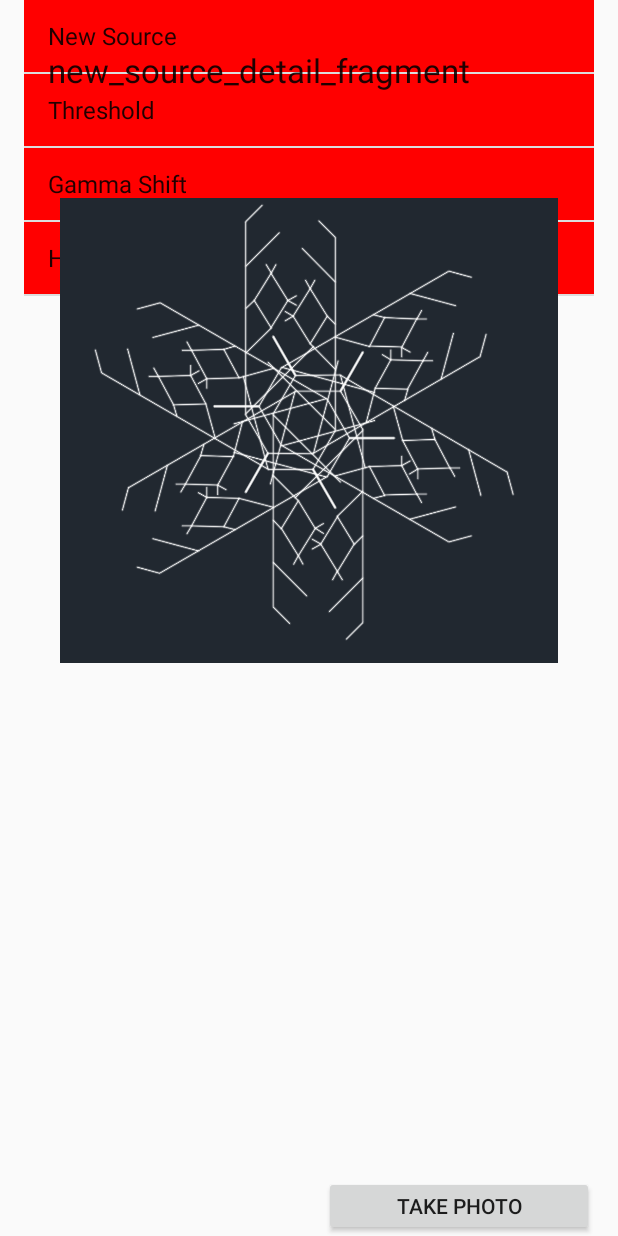
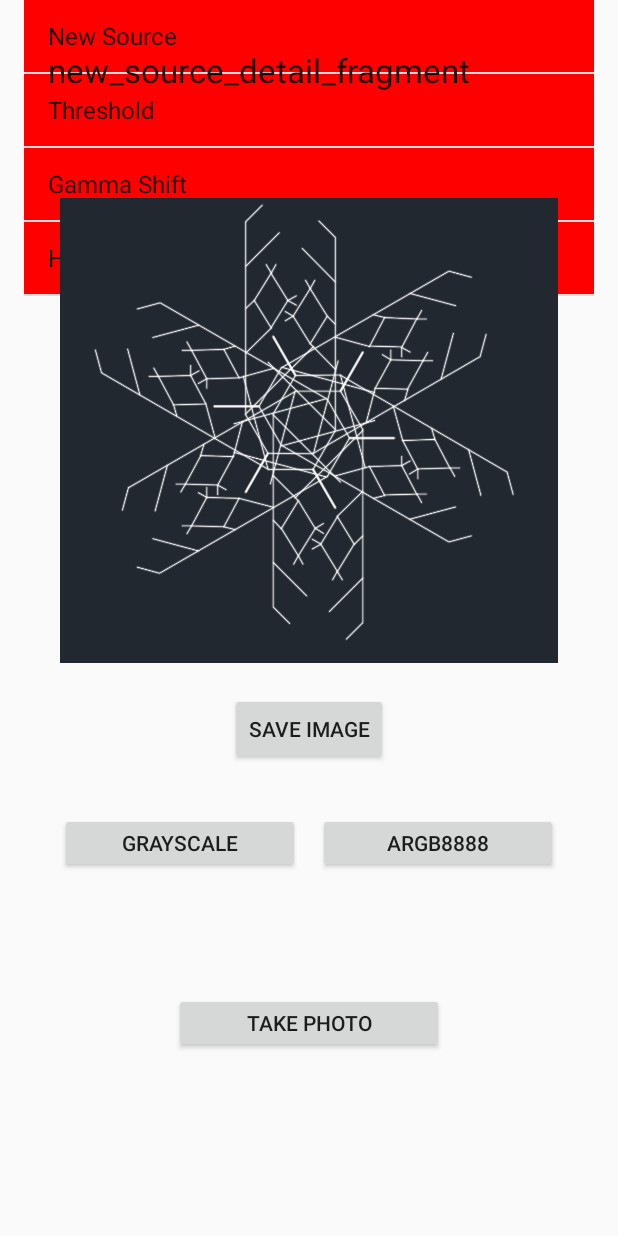
Before and after one commit to alexanderyshi/IVPSuite, an Android app: the fragment NewSource placed in its activity, on a phone screen of 412 x 824 dp. Run offline under Robolectric (Android 15) with nearby library versions, the phone set to English and light mode, and no system bars; 2 statements that could not run were skipped.

Commit message:
passing int[] arrays to child activities to prevent repetitive file decoding
added buttons to allow saving of images between fragments

```diff
--- a/app/src/main/java/ayshi/ivpsuite/ImageHandler.java
+++ b/app/src/main/java/ayshi/ivpsuite/ImageHandler.java
@@ -1,8 +1,8 @@
 package ayshi.ivpsuite;
 
 import android.graphics.Bitmap;
+import android.graphics.BitmapFactory;
 import android.os.Bundle;
-import android.os.Environment;
 import android.util.Log;
 import android.view.LayoutInflater;
 import android.view.View;
@@ -10,9 +10,6 @@ import android.view.ViewGroup;
 import android.widget.ImageView;
 
 import java.io.File;
-import java.io.IOException;
-import java.text.SimpleDateFormat;
-import java.util.Date;
 
 /**
  * Created by alexa_000 on 2015-03-08.
@@ -22,9 +19,15 @@ public class ImageHandler extends android.app.Fragment implements View.OnClickLi
     ImageView imagePreview;
     File imageSourceFile;
     String imageSourcePath;
-    Bitmap imageSource;
+    Bitmap previewBitmap;
+    private int[] byteArray;
+    private int imageWidth;
+    private int imageHeight;
+    private Bitmap.Config config;
 
     //TODO: method to save current Bitmap in ItemListActivity instance into a non-volatile file
+    //TODO: histogram generation
+    //TODO: export as JPEG to file system
 
     public ImageHandler(){};
 
@@ -32,11 +35,26 @@ public class ImageHandler extends android.app.Fragment implements View.OnClickLi
     public void onCreate(Bundle savedInstanceState) {
         super.onCreate(savedInstanceState);
         Log.e(ARG_ITEM_ID, "onCreate");
+        // get the imagePath to use for the live preview
+        if (getArguments().containsKey("sourceImagePath")) {
+            imageSourcePath = getArguments().getString("sourceImagePath");
+        }
+        // get the byteArray to use for the live preview
+        if (getArguments().containsKey("byteArray")){
+            byteArray = getArguments().getIntArray("byteArray");
+        }
     }
 
     @Override
     public View onCreateView(LayoutInflater inflater, ViewGroup container, Bundle savedInstanceState) {
         Log.e(ARG_ITEM_ID, "onCreateView");
+
+        if (byteArray != null) {
+            imageWidth = ((ItemListActivity) getActivity()).getImageWidth();
+            imageHeight = ((ItemListActivity) getActivity()).getImageHeight();
+            config = ((ItemListActivity) getActivity()).getBitmapConfig();
+            previewBitmap = Bitmap.createBitmap(byteArray, imageWidth, imageHeight, config);
+        }
         return super.onCreateView(inflater, container, savedInstanceState);
     }
 
@@ -44,7 +62,6 @@ public class ImageHandler extends android.app.Fragment implements View.OnClickLi
     public void onClick(View v) {
 
     }
-
 
     public Bitmap threshold(Bitmap image, int levels){
         Log.e("ImageHandler", "thresholding down " + levels + " levels");
@@ -70,4 +87,25 @@ public class ImageHandler extends android.app.Fragment implements View.OnClickLi
         return image;
     }
 
+    public Bitmap ARGBtoGrayScale(Bitmap image){
+        Log.e("ImageHandler", "creating pseudo grayscale");
+
+        int[] byteArray = new int[image.getWidth() * image.getHeight()];
+        image.getPixels(byteArray, 0, image.getWidth(), 0, 0, image.getWidth(), image.getHeight());
+
+        for (int i = 0; i<byteArray.length; i++){
+            //http://www.developer.com/ws/android/programming/Working-with-Images-in-Googles-Android-3748281-2.htm
+            //http://www.mkyong.com/java/java-and-0xff-example/ - & 0xff grabs last 8 bits from the 32 bit signed int (2^8 values)
+            //pointer* >> 16 shifts the value to the right by 16 bits, i.e.
+            //11000000 10101000 00000001 00000010 becomes
+            //00000000 00000000 11000000 10101000
+            int red = ((byteArray[i] >> 16) & 0xff);
+            int green = ((byteArray[i] >> 8) & 0xff);
+            int blue = (byteArray[i] & 0xff);
+            int newValue = (red+green+blue)/3;
+            red = green = blue = newValue;
+            byteArray[i] = 0xff000000 | (red << 16) | (green << 8) | blue;
+        }
+        return Bitmap.createBitmap(byteArray, image.getWidth(), image.getHeight(), Bitmap.Config.ARGB_8888);
+    }
 }
--- a/app/src/main/java/ayshi/ivpsuite/ItemListActivity.java
+++ b/app/src/main/java/ayshi/ivpsuite/ItemListActivity.java
@@ -38,8 +38,6 @@ public class ItemListActivity extends FragmentActivity
     private int imageHeight;
     private Bitmap.Config config;
     private int[] byteArray;
-    //TODO: pass down bitmap arrays to child fragments instead of path strings
-
 
     @Override
     protected void onCreate(Bundle savedInstanceState) {
@@ -78,7 +76,9 @@ public class ItemListActivity extends FragmentActivity
                 // adding or replacing the detail fragment using a
                 // fragment transaction.
                 Bundle arguments = new Bundle();
-                arguments.putString("imageSource", sourceImagePath);
+                if(byteArray != null){
+                    arguments.putIntArray("byteArray", byteArray);
+                }
                 switch(id){
                     case "new_source":
                         currentItemDetailFragment = new NewSource();
--- a/app/src/main/res/layout/new_source_item_detail.xml
+++ b/app/src/main/res/layout/new_source_item_detail.xml
@@ -33,7 +33,38 @@
         android:text="@string/get_source"
         android:layout_gravity="right"
         android:layout_marginLeft="0dp"
-        android:layout_alignParentBottom="true"
-        android:layout_alignParentEnd="true" />
+        android:layout_below="@+id/button_grayscale"
+        android:layout_centerHorizontal="true"
+        android:layout_marginTop="80dp" />
+
+    <Button
+        android:id="@+id/button_grayscale"
+        android:layout_width="160dp"
+        android:layout_height="40dp"
+        android:text="@string/grayscale"
+        android:layout_gravity="right"
+        android:layout_marginLeft="0dp"
+        android:layout_below="@+id/image_preview"
+        android:layout_alignStart="@+id/image_preview"
+        android:layout_marginTop="80dp" />
+
+    <Button
+        android:id="@+id/button_argb_8888"
+        android:layout_width="160dp"
+        android:layout_height="40dp"
+        android:text="@string/argb_8888"
+        android:layout_gravity="right"
+        android:layout_marginLeft="0dp"
+        android:layout_alignTop="@+id/button_grayscale"
+        android:layout_alignEnd="@+id/image_preview" />
+
+    <Button
+        style="?android:attr/buttonStyleSmall"
+        android:layout_width="wrap_content"
+        android:layout_height="wrap_content"
+        android:text="@string/save"
+        android:id="@+id/button_save"
+        android:layout_below="@+id/image_preview"
+        android:layout_centerHorizontal="true" />
 
 </RelativeLayout>
--- a/app/src/main/res/values/strings.xml
+++ b/app/src/main/res/values/strings.xml
@@ -4,6 +4,9 @@
     <string name="app_name">IVP Suite</string>
     <string name="title_item_detail">Item Detail</string>
     <string name="get_source">Take Photo</string>
+    <string name="argb_8888">ARGB8888</string>
+    <string name="grayscale">Grayscale</string>
     <string name="threshold">Threshold</string>
+    <string name="save">Save Image</string>
 
 </resources>
```
Also changed, not shown: app/src/main/java/ayshi/ivpsuite/NewSource.java (+28 -28 lines), app/src/main/java/ayshi/ivpsuite/Threshold.java (+3 -17 lines), app/src/main/res/layout/threshold_item_detail.xml (+11 -2 lines).
